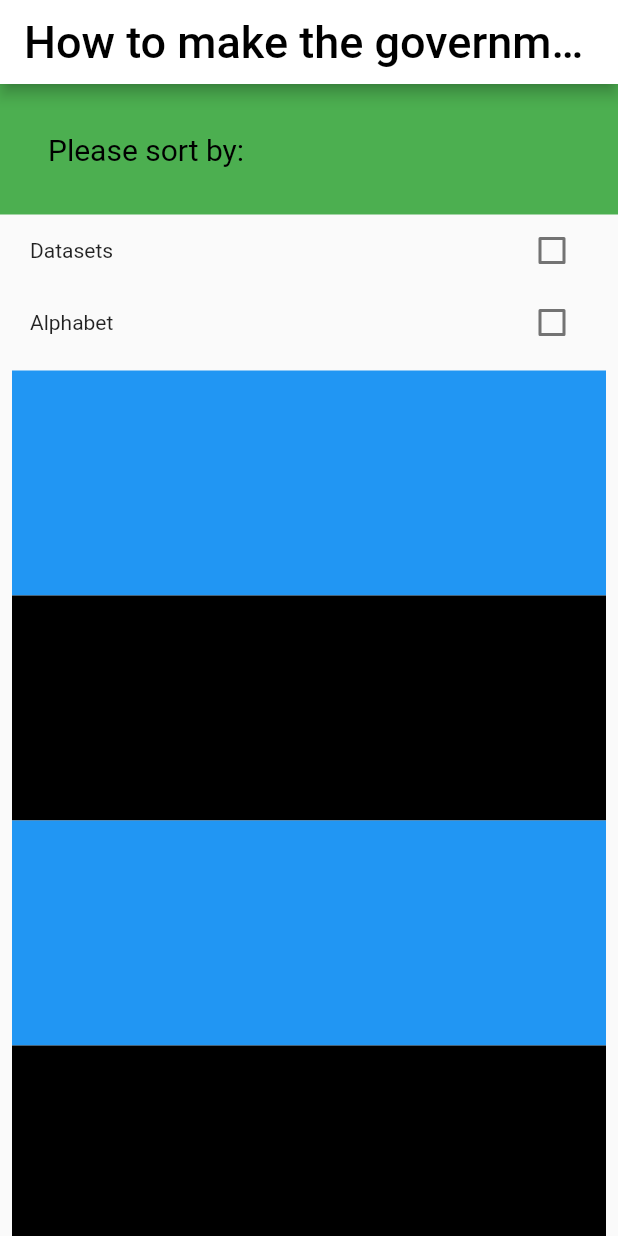
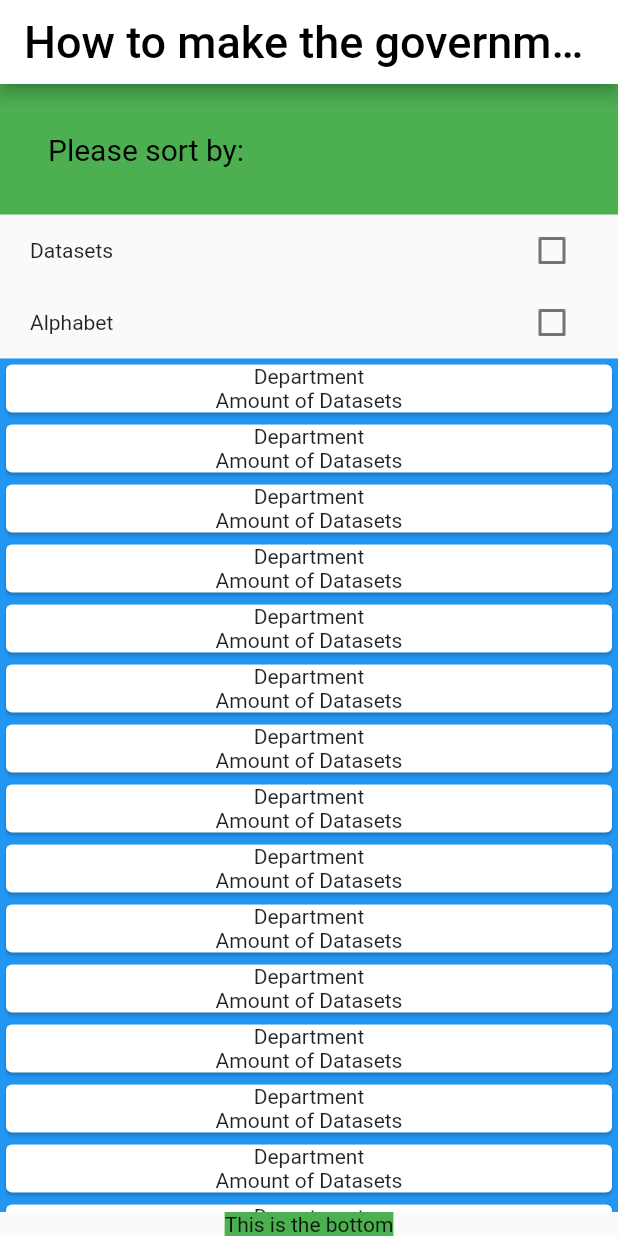
Before and after one commit to leoooncl/Tech4Germany_Solution, a Flutter app: the screen it shows after launch, on a phone screen of 412 x 824 dp. Run offline on Flutter 3.47's test engine with Material 2 defaults, Android fonts, the phone set to English and light mode, and no system bars; missing offline and left inert: dart:html.

Commit message:
created scrollable list

```diff
--- a/t4gopengov/lib/main.dart
+++ b/t4gopengov/lib/main.dart
@@ -66,39 +66,13 @@ class HomeScreen extends StatelessWidget {
           MyCheckboxDataset(), //wahrscheinlich unterstrichen, da Klassen und Widgets gemischt werden
           MyCheckboxAlphabet(),
           /*2* List*/
+          Expanded(
+              child:
+                  listSection), //When use a Scrollable Widget inside a Column, expand it
           Container(
-              child: ListView(
-            padding: const EdgeInsets.all(8), //Elementen Rahmen geben
-            shrinkWrap: true, //weiß nicht genau was das ist
-            children: [
-              Container(
-                color: Colors.blue,
-                height: 150,
-              ),
-              Container(
-                color: Colors.black,
-                height: 150,
-              ),
-              Container(
-                color: Colors.blue,
-                height: 150,
-              ),
-              Container(
-                color: Colors.black,
-                height: 150,
-              ),
-              Container(
-                child: Text('This is the bottom'),
-              )
-              // ListView.builder(
-              //   itemBuilder: (context, index) {
-              //     return Card(
-              //       child: Column(children: []),
-              //     )
-              //   },
-              // )
-            ],
-          ))
+            child: const Text('This is the bottom'),
+            color: Colors.green,
+          )
         ],
       ),
       //floatingActionButton: const FloatingActionButton(
@@ -108,6 +82,26 @@ class HomeScreen extends StatelessWidget {
     );
   }
 }
+
+// Widget for the List sectioin
+Widget listSection = Container(
+    color: Colors.blue,
+    child: ListView.builder(
+      shrinkWrap: true,
+      scrollDirection: Axis.vertical,
+      // physics: NeverScrollableScrollPhysics(),
+      // addAutomaticKeepAlives: false,
+      // cacheExtent: 100,
+      itemBuilder: (context, index) {
+        return Card(
+          child: Column(children: const <Widget>[
+            Text('Department'),
+            Text('Amount of Datasets'),
+          ]),
+        );
+      },
+      itemCount: 50,
+    ));
 
 // Widget for the selection of Dataset and Alphabet
 Widget sortingSection = Container(
```
